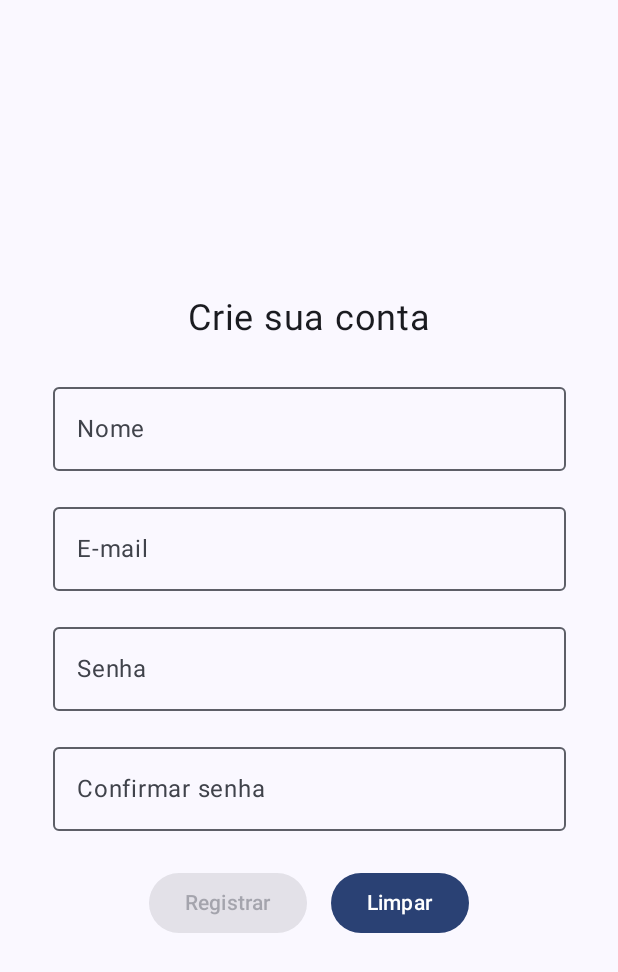
After one commit to SamuelvLopes/pdm2025, an Android app built with Jetpack Compose: the RegisterActivity screen opened directly, with no data from a screen before it, on a phone screen of 412 x 824 dp. The commit adds this screen. Shown: the top 972 px of the screen. Run offline under Robolectric (Android 15) with nearby library versions, the phone set to English and light mode, and no system bars.

Commit message:
PRÁTICA 1 – PARTE 4

```diff
--- /dev/null
+++ b/app/src/main/java/com/weatherapp/RegisterActivity.kt
@@ -0,0 +1,131 @@
+package com.weatherapp
+
+import android.app.Activity
+import android.os.Bundle
+import android.widget.Toast
+import androidx.activity.ComponentActivity
+import androidx.activity.compose.setContent
+import androidx.activity.enableEdgeToEdge
+import androidx.compose.foundation.layout.*
+import androidx.compose.material3.*
+import androidx.compose.runtime.*
+import androidx.compose.runtime.saveable.rememberSaveable
+import androidx.compose.ui.Alignment
+import androidx.compose.ui.Modifier
+import androidx.compose.ui.platform.LocalContext
+import androidx.compose.ui.text.input.PasswordVisualTransformation
+import androidx.compose.ui.tooling.preview.Preview
+import androidx.compose.ui.unit.dp
+import androidx.compose.ui.unit.sp
+import com.weatherapp.ui.theme.WeatherAppTheme
+
+class RegisterActivity : ComponentActivity() {
+    override fun onCreate(savedInstanceState: Bundle?) {
+        super.onCreate(savedInstanceState)
+        enableEdgeToEdge()
+        setContent {
+            WeatherAppTheme {
+                Scaffold(modifier = Modifier.fillMaxSize()) { innerPadding ->
+                    RegisterPage(modifier = Modifier.padding(innerPadding))
+                }
+            }
+        }
+    }
+}
+
+@Composable
+fun RegisterPage(modifier: Modifier = Modifier) {
+    var name by rememberSaveable { mutableStateOf("") }
+    var email by rememberSaveable { mutableStateOf("") }
+    var password by rememberSaveable { mutableStateOf("") }
+    var confirmPassword by rememberSaveable { mutableStateOf("") }
+    val activity = LocalContext.current as? Activity
+
+    Column(
+        modifier = modifier
+            .fillMaxSize()
+            .padding(16.dp),
+        verticalArrangement = Arrangement.Center,
+        horizontalAlignment = Alignment.CenterHorizontally
+    ) {
+        Text("Crie sua conta", fontSize = 24.sp)
+
+        Spacer(modifier = Modifier.height(24.dp))
+
+        OutlinedTextField(
+            value = name,
+            onValueChange = { name = it },
+            label = { Text("Nome") },
+            modifier = Modifier.fillMaxWidth(0.9f)
+        )
+
+        Spacer(modifier = Modifier.height(16.dp))
+
+        OutlinedTextField(
+            value = email,
+            onValueChange = { email = it },
+            label = { Text("E-mail") },
+            modifier = Modifier.fillMaxWidth(0.9f)
+        )
+
+        Spacer(modifier = Modifier.height(16.dp))
+
+        OutlinedTextField(
+            value = password,
+            onValueChange = { password = it },
+            label = { Text("Senha") },
+            visualTransformation = PasswordVisualTransformation(),
+            modifier = Modifier.fillMaxWidth(0.9f)
+        )
+
+        Spacer(modifier = Modifier.height(16.dp))
+
+        OutlinedTextField(
+            value = confirmPassword,
+            onValueChange = { confirmPassword = it },
+            label = { Text("Confirmar senha") },
+            visualTransformation = PasswordVisualTransformation(),
+            modifier = Modifier.fillMaxWidth(0.9f)
+        )
+
+        Spacer(modifier = Modifier.height(24.dp))
+
+        Row(horizontalArrangement = Arrangement.spacedBy(16.dp)) {
+            Button(
+                onClick = {
+                    if (name.isNotBlank() && email.isNotBlank() &&
+                        password.isNotBlank() && password == confirmPassword
+                    ) {
+                        Toast.makeText(activity, "Registro realizado com sucesso!", Toast.LENGTH_LONG).show()
+                        activity?.finish()
+                    } else {
+                        Toast.makeText(activity, "Verifique os dados!", Toast.LENGTH_LONG).show()
+                    }
+                },
+                enabled = name.isNotBlank() && email.isNotBlank() &&
+                        password.isNotBlank() && confirmPassword.isNotBlank()
+            ) {
+                Text("Registrar")
+            }
+
+            Button(
+                onClick = {
+                    name = ""
+                    email = ""
+                    password = ""
+                    confirmPassword = ""
+                }
+            ) {
+                Text("Limpar")
+            }
+        }
+    }
+}
+
+@Preview(showBackground = true)
+@Composable
+fun RegisterPagePreview() {
+    WeatherAppTheme {
+        RegisterPage()
+    }
+}
--- a/app/src/main/res/values/strings.xml
+++ b/app/src/main/res/values/strings.xml
@@ -1,4 +1,5 @@
 <resources>
     <string name="app_name">WeatherApp</string>
     <string name="title_activity_login">LoginActivity</string>
+    <string name="title_activity_register">RegisterActivity</string>
 </resources>
```
Also changed, not shown: app/src/main/AndroidManifest.xml (+11 -3 lines), app/src/main/java/com/weatherapp/LoginActivity.kt (+13 -3 lines).
